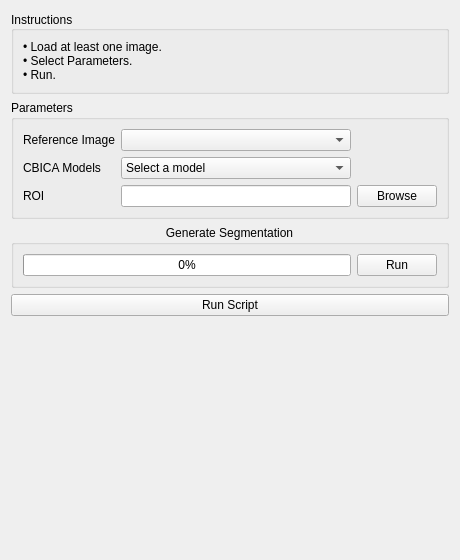
Before: the Qt Designer form Plugins/upenn.cbica.deepmrseg/src/internal/QDeepMRSegControls.ui in CBICA/DeepMRSegApp, drawn with Qt 5.
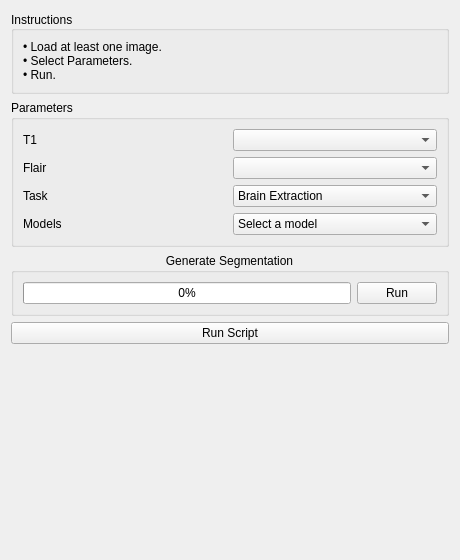
After: the same form once the commit is applied. Custom widgets are drawn as their Qt base class.

```diff
--- a/Plugins/upenn.cbica.deepmrseg/src/internal/QDeepMRSegControls.ui
+++ b/Plugins/upenn.cbica.deepmrseg/src/internal/QDeepMRSegControls.ui
@@ -65,48 +65,60 @@
       <string>Parameters</string>
      </property>
      <layout class="QGridLayout" name="gridLayout">
-      <item row="2" column="3">
-       <widget class="QPushButton" name="pushButton_2">
-        <property name="text">
-         <string>Browse</string>
-        </property>
-       </widget>
-      </item>
-      <item row="0" column="1">
-       <widget class="QLabel" name="label_PatientImage">
-        <property name="text">
-         <string>Reference Image</string>
-        </property>
-       </widget>
-      </item>
-      <item row="2" column="2">
-       <widget class="QLineEdit" name="lineEdit_3"/>
-      </item>
-      <item row="1" column="1">
-       <widget class="QLabel" name="label_2">
-        <property name="text">
-         <string>CBICA Models</string>
-        </property>
-       </widget>
-      </item>
       <item row="0" column="2">
-       <widget class="QmitkDataStorageComboBox" name="m_cbReferenceNodeSelector">
-        <property name="sizePolicy">
-         <sizepolicy hsizetype="Expanding" vsizetype="Fixed">
-          <horstretch>0</horstretch>
-          <verstretch>0</verstretch>
-         </sizepolicy>
-        </property>
-       </widget>
+       <widget class="QComboBox" name="comboBox_3"/>
       </item>
       <item row="2" column="1">
        <widget class="QLabel" name="label_4">
         <property name="text">
-         <string>ROI</string>
+         <string>Task</string>
         </property>
        </widget>
       </item>
+      <item row="0" column="1">
+       <widget class="QLabel" name="label_5">
+        <property name="text">
+         <string>T1</string>
+        </property>
+       </widget>
+      </item>
+      <item row="3" column="1">
+       <widget class="QLabel" name="label_2">
+        <property name="text">
+         <string>Models</string>
+        </property>
+       </widget>
+      </item>
+      <item row="1" column="1">
+       <widget class="QLabel" name="label_6">
+        <property name="text">
+         <string>Flair</string>
+        </property>
+       </widget>
+      </item>
+      <item row="2" column="2">
+       <widget class="QComboBox" name="comboBox_2">
+        <item>
+         <property name="text">
+          <string>Brain Extraction</string>
+         </property>
+        </item>
+        <item>
+         <property name="text">
+          <string>Lesion Segmentation</string>
+         </property>
+        </item>
+        <item>
+         <property name="text">
+          <string>ROI Segmentation</string>
+         </property>
+        </item>
+       </widget>
+      </item>
       <item row="1" column="2">
+       <widget class="QComboBox" name="comboBox_4"/>
+      </item>
+      <item row="3" column="2">
        <widget class="QComboBox" name="comboBox">
         <item>
          <property name="text">
@@ -190,13 +202,6 @@
    </item>
   </layout>
  </widget>
- <customwidgets>
-  <customwidget>
-   <class>QmitkDataStorageComboBox</class>
-   <extends>QComboBox</extends>
-   <header location="global">QmitkDataStorageComboBox.h</header>
-  </customwidget>
- </customwidgets>
  <resources/>
  <connections/>
 </ui>
```
Left out of the diff: 6 changed lines with no effect on the pictures.
